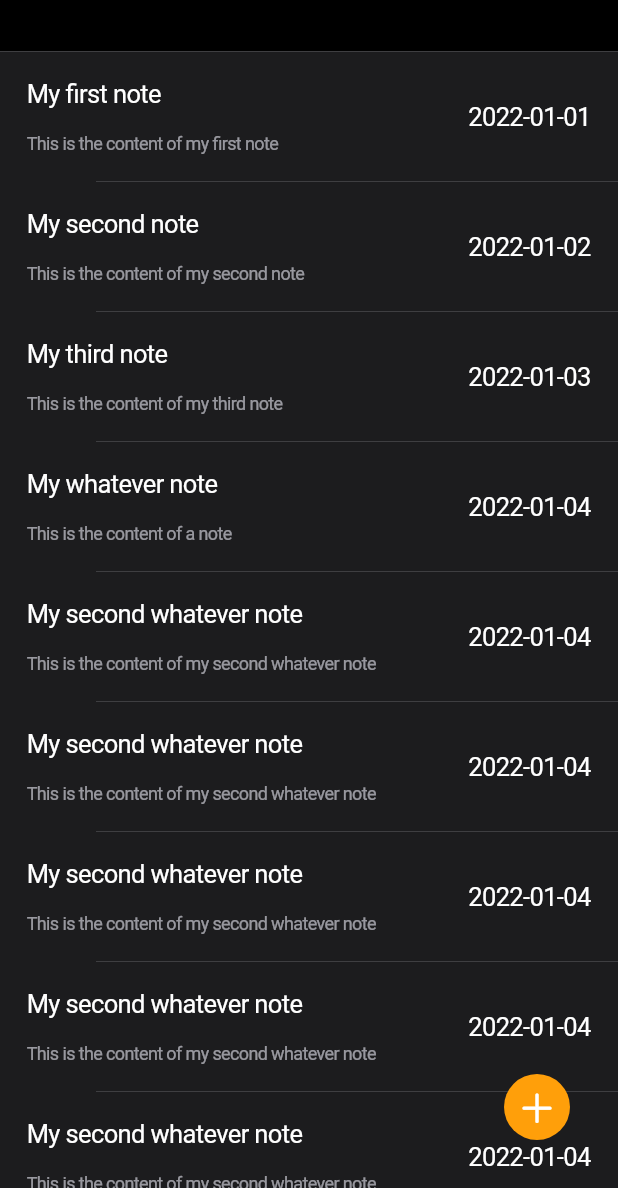
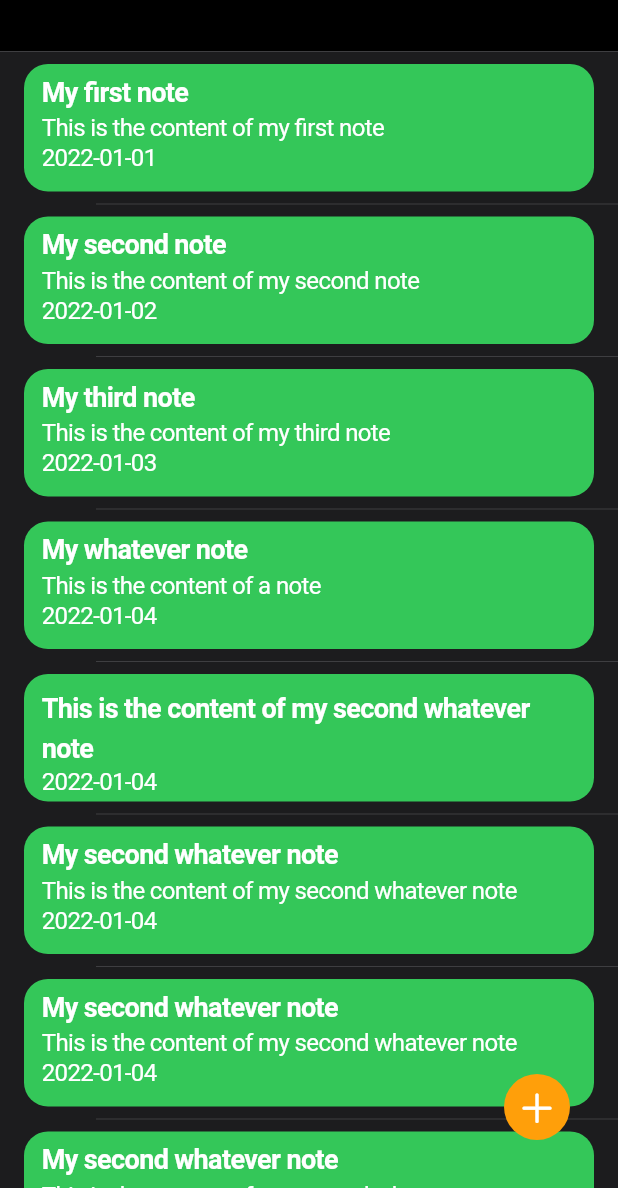
Before and after one commit to VeressIris/my-notes-app, a Flutter app: the screen it shows after launch, on a phone screen of 412 x 824 dp, the part 48-1236 px from its top. Run offline on Flutter 3.47's test engine with Material 3 defaults, Android fonts, the light colour scheme and no system bars.

Commit message:
changed note widget

```diff
--- a/lib/pages/homepage.dart
+++ b/lib/pages/homepage.dart
@@ -33,7 +33,7 @@ class _HomePageState extends State<Homepage> {
       'dateCreated': '2022-01-04'
     },
     {
-      'title': 'My second whatever note',
+      'title': '',
       'content': 'This is the content of my second whatever note',
       'dateCreated': '2022-01-04'
     },
--- a/lib/widgets/note.dart
+++ b/lib/widgets/note.dart
@@ -19,21 +19,49 @@ class _NoteState extends State<Note> {
   @override
   Widget build(BuildContext context) {
     return Padding(
-      padding: const EdgeInsets.all(8), // Adjust padding as needed
+      padding: const EdgeInsets.all(8),
       child: Container(
           constraints: const BoxConstraints(
-          maxHeight: 70,
+            maxHeight: 85,
+            minWidth: 380,
+            maxWidth: 380,
           ),
           decoration: BoxDecoration(
             borderRadius: BorderRadius.circular(16),
+            color: CupertinoColors.activeGreen,
           ),
-        child: CupertinoListTile(
-          title: Text(widget.title),
-          subtitle: Text(widget.content),
-          trailing: Text(widget.dateCreated),
-          padding: const EdgeInsets.all(10),
+          child: Padding(
+            padding: const EdgeInsets.symmetric(horizontal: 12, vertical: 8),
+            child: Column(
+              crossAxisAlignment: CrossAxisAlignment.start,
+              children: [
+                if (widget.title.isNotEmpty)
+                  Text(
+                    widget.title,
+                    style: const TextStyle(
+                      fontSize: 18,
+                      fontWeight: FontWeight.bold,
                     ),
                   ),
+                Text(
+                  widget.content,
+                  style: TextStyle(
+                    fontSize: widget.title.isEmpty ? 18 : 16,
+                    fontWeight: widget.title.isEmpty
+                        ? FontWeight.bold
+                        : FontWeight.normal,
+                    height: 1.5,
+                  ),
+                ),
+                Text(
+                  widget.dateCreated,
+                  style: const TextStyle(
+                    fontSize: 16,
+                  ),
+                ),
+              ],
+            ),
+          )),
     );
   }
 }
```
Lines whose indentation alone changed are shown as unchanged.
